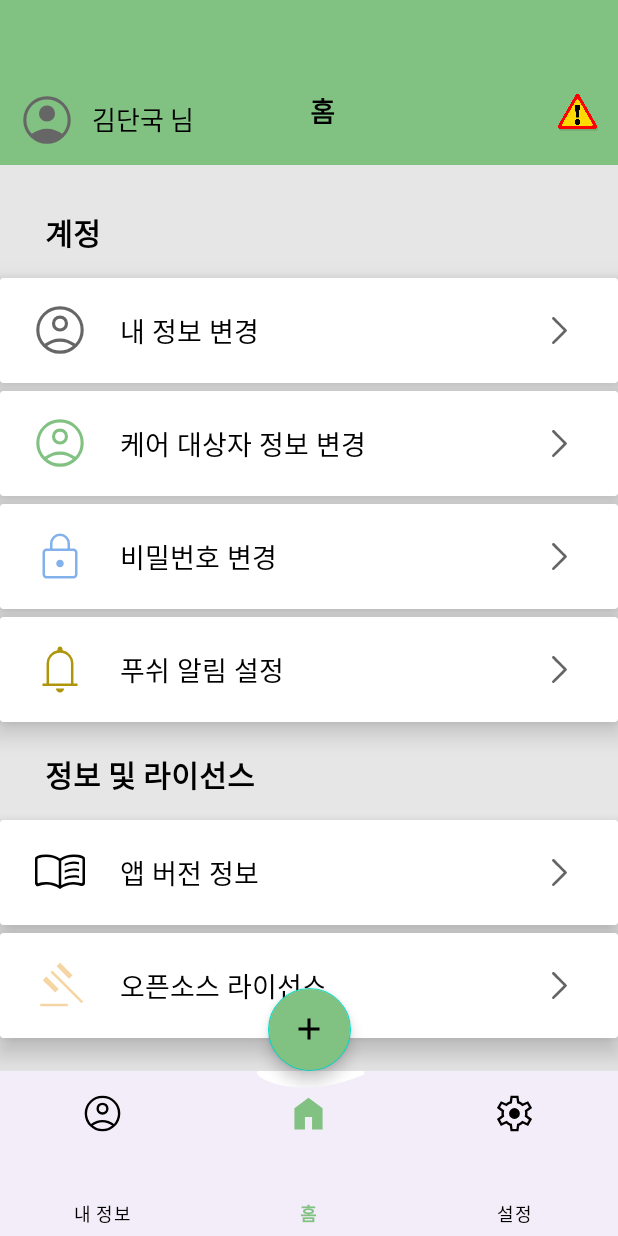
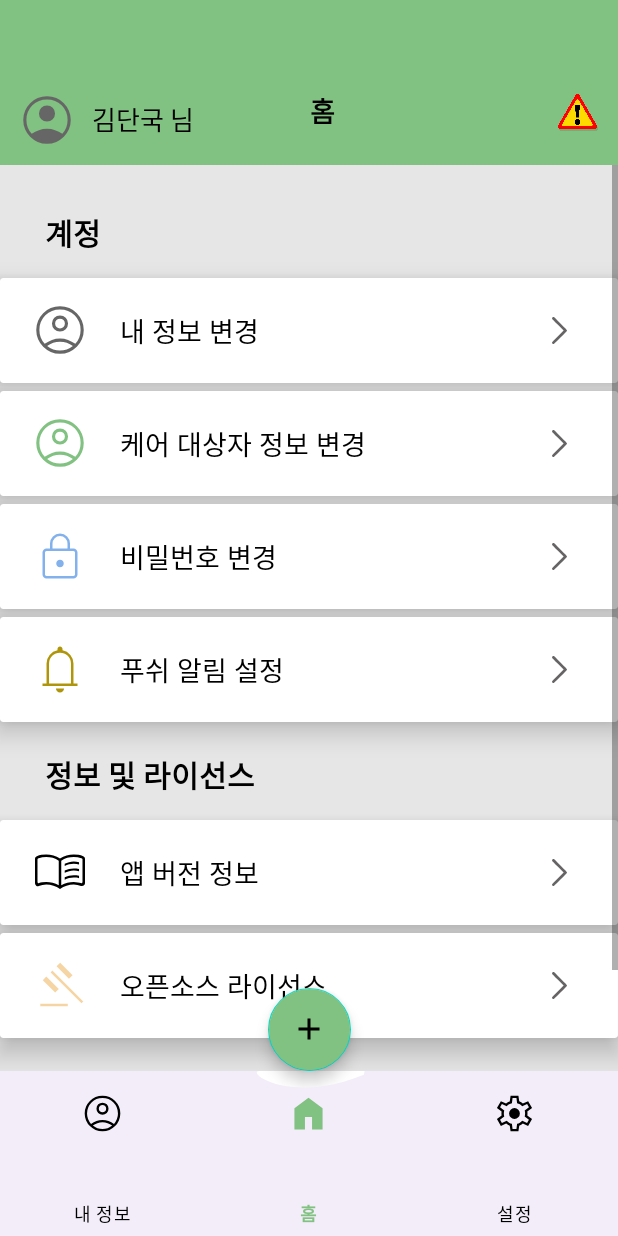
Before and after one commit to Sungjincc/Pillcare, an Android app built with Jetpack Compose: the fragment SettingFragment placed in its activity, on a phone screen of 412 x 824 dp. Run offline under Robolectric (Android 15) with nearby library versions, the phone set to English and light mode, and no system bars.

Commit message:
Design: 설정 화면 UI 수정 (ScrollView 적용)
ConstraintLayout을 ScrollView로 감싸 스크롤 가능하도록 변경함.
사용자 접근성을 고려한 레이아웃 구조 개선 작업.

```diff
--- a/app/src/main/res/layout/setting_fragment.xml
+++ b/app/src/main/res/layout/setting_fragment.xml
@@ -1,11 +1,13 @@
 <?xml version="1.0" encoding="utf-8"?>
-<androidx.constraintlayout.widget.ConstraintLayout xmlns:android="http://schemas.android.com/apk/res/android"
+<ScrollView xmlns:android="http://schemas.android.com/apk/res/android"
     android:layout_width="match_parent"
     android:layout_height="match_parent"
     xmlns:app="http://schemas.android.com/apk/res-auto"
     android:background="@color/unEditAbleColor">
 
-
+    <androidx.constraintlayout.widget.ConstraintLayout
+        android:layout_width="match_parent"
+        android:layout_height="match_parent">
         <!--계정 텍스트-->
         <TextView
             android:id="@+id/settingAccountText"
@@ -301,7 +303,8 @@
             android:paddingEnd="20dp"
             android:textColor="@color/black"
             android:textStyle="bold"/>
+    </androidx.constraintlayout.widget.ConstraintLayout>
 
 
 
-</androidx.constraintlayout.widget.ConstraintLayout>
+</ScrollView>
```
Lines whose indentation alone changed are shown as unchanged.
